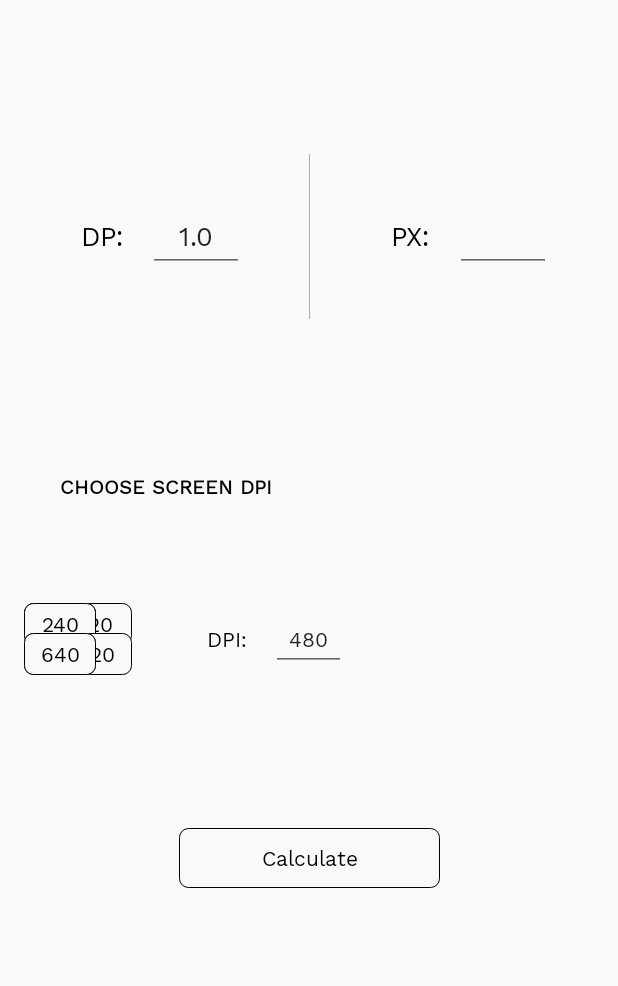
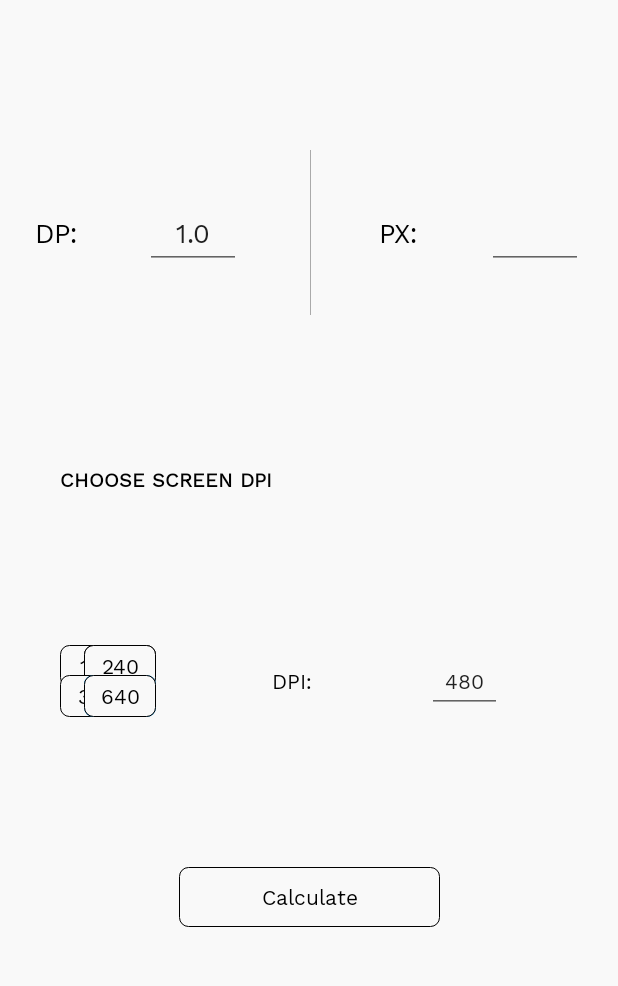
Before and after one commit to DaemonDhruv/Dipsie-Pixie, an Android app: the screen it shows after launch (MainActivity), on a phone screen of 412 x 824 dp, the part 180-1166 px from its top. Run offline under Robolectric (Android 15) with nearby library versions, the phone set to English and light mode, and no system bars; plain views replace ConstraintRadioGroup.

Commit message:
Tweaked constraints to work in 9:16 screens
Signed-off-by: DaemonDhruv <dhruv.bindoria@gmail.com>

```diff
--- a/app/src/main/res/layout/activity_main.xml
+++ b/app/src/main/res/layout/activity_main.xml
@@ -23,8 +23,6 @@
         android:id="@+id/scrl"
         android:layout_width="0dp"
         android:layout_height="0dp"
-        android:layout_marginTop="70dp"
-        android:layout_marginBottom="70dp"
         android:fillViewport="true"
         app:layout_constraintBottom_toTopOf="@+id/btn_cal"
         app:layout_constraintEnd_toEndOf="parent"
@@ -41,20 +39,20 @@
             <androidx.constraintlayout.widget.ConstraintLayout
                 android:layout_width="match_parent"
                 android:layout_height="wrap_content"
-                android:layout_weight="1"
-                android:paddingTop="0dp"
-                android:paddingBottom="70dp">
+                android:layout_weight="1">
 
                 <TextView
                     android:id="@+id/lbl_dp"
                     android:layout_width="wrap_content"
                     android:layout_height="wrap_content"
-                    android:layout_marginStart="54dp"
                     android:text="@string/lbl_dp"
                     android:textAllCaps="true"
                     android:textColor="@android:color/black"
                     android:textSize="18sp"
                     app:layout_constraintBottom_toBottomOf="parent"
+                    app:layout_constraintEnd_toStartOf="@+id/edt_dp"
+                    app:layout_constraintHorizontal_bias="0.5"
+                    app:layout_constraintHorizontal_chainStyle="spread"
                     app:layout_constraintStart_toStartOf="parent"
                     app:layout_constraintTop_toTopOf="parent" />
 
@@ -62,35 +60,41 @@
                     android:id="@+id/edt_dp"
                     android:layout_width="wrap_content"
                     android:layout_height="wrap_content"
-                    android:layout_marginStart="16dp"
+                    android:layout_marginStart="21dp"
                     android:ems="3"
                     android:inputType="number"
                     android:selectAllOnFocus="true"
                     android:textAlignment="center"
                     android:textColorHint="@color/colorAccent"
                     app:layout_constraintBaseline_toBaselineOf="@+id/lbl_dp"
+                    app:layout_constraintEnd_toStartOf="@+id/divider"
+                    app:layout_constraintHorizontal_bias="0.5"
                     app:layout_constraintStart_toEndOf="@+id/lbl_dp" />
 
                 <View
                     android:id="@+id/divider"
                     android:layout_width="0.2dp"
                     android:layout_height="110dp"
+                    android:layout_marginStart="22dp"
                     android:background="@android:color/darker_gray"
                     app:layout_constraintBottom_toBottomOf="parent"
-                    app:layout_constraintEnd_toEndOf="parent"
-                    app:layout_constraintStart_toStartOf="parent"
+                    app:layout_constraintEnd_toStartOf="@+id/lbl_px"
+                    app:layout_constraintHorizontal_bias="0.5"
+                    app:layout_constraintStart_toEndOf="@+id/edt_dp"
                     app:layout_constraintTop_toTopOf="parent" />
 
                 <TextView
                     android:id="@+id/lbl_px"
                     android:layout_width="wrap_content"
                     android:layout_height="wrap_content"
-                    android:layout_marginStart="54dp"
+                    android:layout_marginStart="22dp"
                     android:text="@string/lbl_px"
                     android:textAllCaps="true"
                     android:textColor="@android:color/black"
                     android:textSize="18sp"
                     app:layout_constraintBottom_toBottomOf="parent"
+                    app:layout_constraintEnd_toStartOf="@+id/edt_px"
+                    app:layout_constraintHorizontal_bias="0.5"
                     app:layout_constraintStart_toEndOf="@+id/divider"
                     app:layout_constraintTop_toTopOf="parent" />
 
@@ -98,20 +102,25 @@
                     android:id="@+id/edt_px"
                     android:layout_width="wrap_content"
                     android:layout_height="wrap_content"
-                    android:layout_marginStart="16dp"
+                    android:layout_marginStart="22dp"
                     android:ems="3"
                     android:inputType="number"
                     android:selectAllOnFocus="true"
                     android:textAlignment="center"
                     app:layout_constraintBaseline_toBaselineOf="@+id/lbl_px"
+                    app:layout_constraintEnd_toEndOf="parent"
+                    app:layout_constraintHorizontal_bias="0.5"
                     app:layout_constraintStart_toEndOf="@+id/lbl_px" />
 
             </androidx.constraintlayout.widget.ConstraintLayout>
 
             <androidx.constraintlayout.widget.ConstraintLayout
+                android:id="@+id/constraintLayout2"
                 android:layout_width="match_parent"
                 android:layout_height="wrap_content"
-                android:layout_weight="1">
+                android:layout_weight="1"
+                app:layout_constraintEnd_toEndOf="@+id/constraintLayout2"
+                app:layout_constraintHorizontal_bias="0.5">
 
                 <TextView
                     android:id="@+id/heading_dpi"
@@ -131,16 +140,14 @@
                     android:id="@+id/constraintRadioGroup"
                     android:layout_width="wrap_content"
                     android:layout_height="wrap_content"
-                    android:layout_marginTop="35dp"
                     app:layout_constraintBottom_toBottomOf="parent"
-                    app:layout_constraintStart_toStartOf="parent"
+                    app:layout_constraintStart_toStartOf="@+id/heading_dpi"
                     app:layout_constraintTop_toBottomOf="@+id/heading_dpi">
 
                     <RadioButton
                         android:id="@+id/btn_dpi_1"
                         android:layout_width="48dp"
                         android:layout_height="28dp"
-                        android:layout_marginStart="40dp"
                         android:height="28dp"
                         android:background="@drawable/rdbtn_selector_dpi"
                         android:button="@null"
@@ -183,7 +190,6 @@
                         android:id="@+id/btn_dpi_4"
                         android:layout_width="48dp"
                         android:layout_height="28dp"
-                        android:layout_marginStart="40dp"
                         android:layout_marginTop="20dp"
                         android:background="@drawable/rdbtn_selector_dpi"
                         android:button="@null"
@@ -234,26 +240,28 @@
                     android:id="@+id/edt_dpi"
                     android:layout_width="wrap_content"
                     android:layout_height="wrap_content"
-                    android:layout_marginStart="16dp"
                     android:ems="3"
                     android:inputType="number"
                     android:selectAllOnFocus="true"
                     android:textAlignment="center"
                     android:textSize="14sp"
                     app:layout_constraintBaseline_toBaselineOf="@+id/lbl_dpi"
+                    app:layout_constraintEnd_toEndOf="parent"
+                    app:layout_constraintHorizontal_bias="0.5"
                     app:layout_constraintStart_toEndOf="@+id/lbl_dpi" />
 
                 <TextView
                     android:id="@+id/lbl_dpi"
                     android:layout_width="wrap_content"
                     android:layout_height="wrap_content"
-                    android:layout_marginStart="50dp"
                     android:text="@string/lbl_dpi"
                     android:textAllCaps="true"
                     android:textColor="@android:color/black"
                     app:layout_constraintBottom_toBottomOf="@+id/constraintRadioGroup"
+                    app:layout_constraintEnd_toStartOf="@+id/edt_dpi"
                     app:layout_constraintStart_toEndOf="@+id/constraintRadioGroup"
-                    app:layout_constraintTop_toTopOf="@+id/constraintRadioGroup" />
+                    app:layout_constraintTop_toTopOf="@+id/constraintRadioGroup"
+                    app:layout_constraintVertical_bias="0.509" />
 
             </androidx.constraintlayout.widget.ConstraintLayout>
 
@@ -265,7 +273,7 @@
         android:id="@+id/btn_cal"
         android:layout_width="174dp"
         android:layout_height="40dp"
-        android:layout_marginBottom="112dp"
+        android:layout_marginBottom="86dp"
         android:background="@drawable/btn_selector_cal"
         android:onClick="calculate"
         android:text="@string/btn_cal"
```
